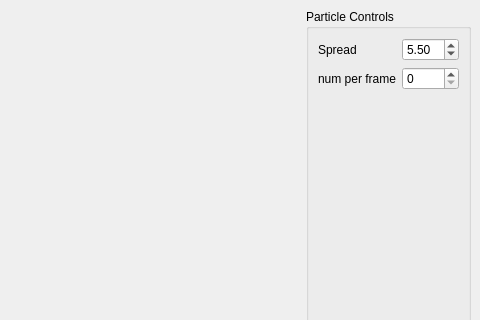
This is birb/ui/MainWindow.ui in NCCA/programming-project-commedescode as Qt 5 draws it before an edit; both pictures show x 509 to 989 and y 0 to 320 of the 989 by 646 pixel window. The edited form follows.
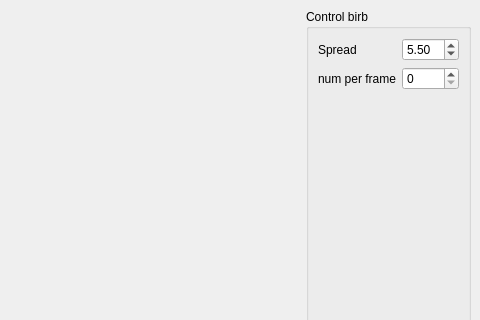
This is the edited form.

Commit message: Renamed particle shaders to birb shaders for boids implementation

Patch:
```diff
--- a/birb/ui/MainWindow.ui
+++ b/birb/ui/MainWindow.ui
@@ -18,7 +18,7 @@
     <item row="0" column="1">
      <widget class="QGroupBox" name="groupBox">
       <property name="title">
-       <string>Particle Controls</string>
+       <string>Control birb</string>
       </property>
       <layout class="QFormLayout" name="formLayout">
        <item row="1" column="1">
```
Left out of the diff: 2 changed lines with no effect on the pictures. The commit also changes 5 other files.
